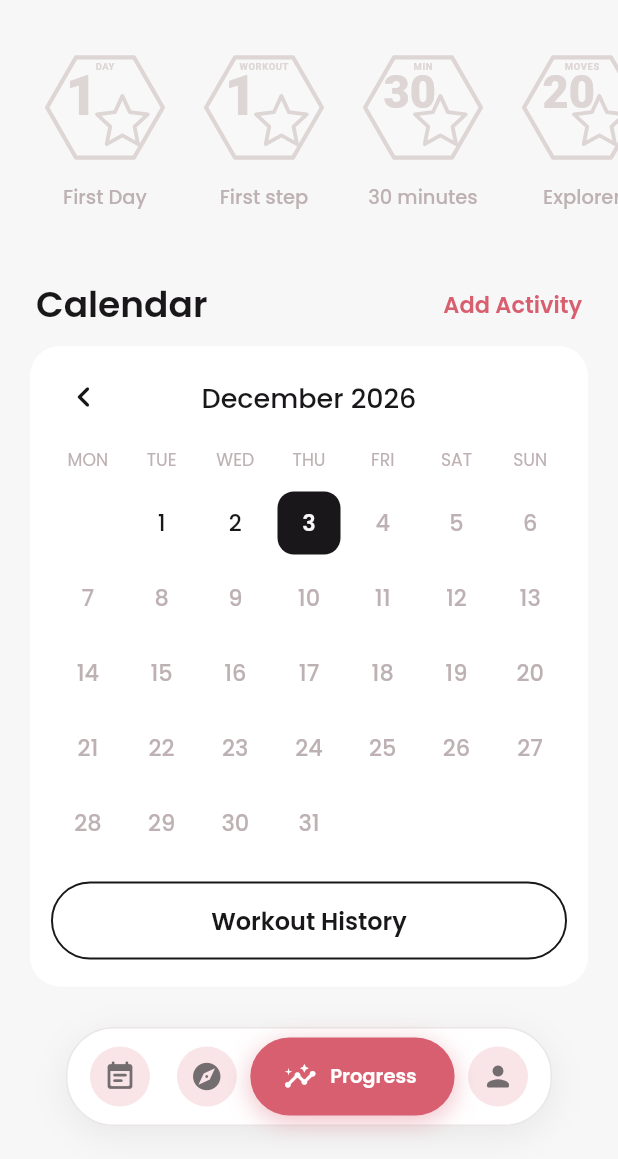
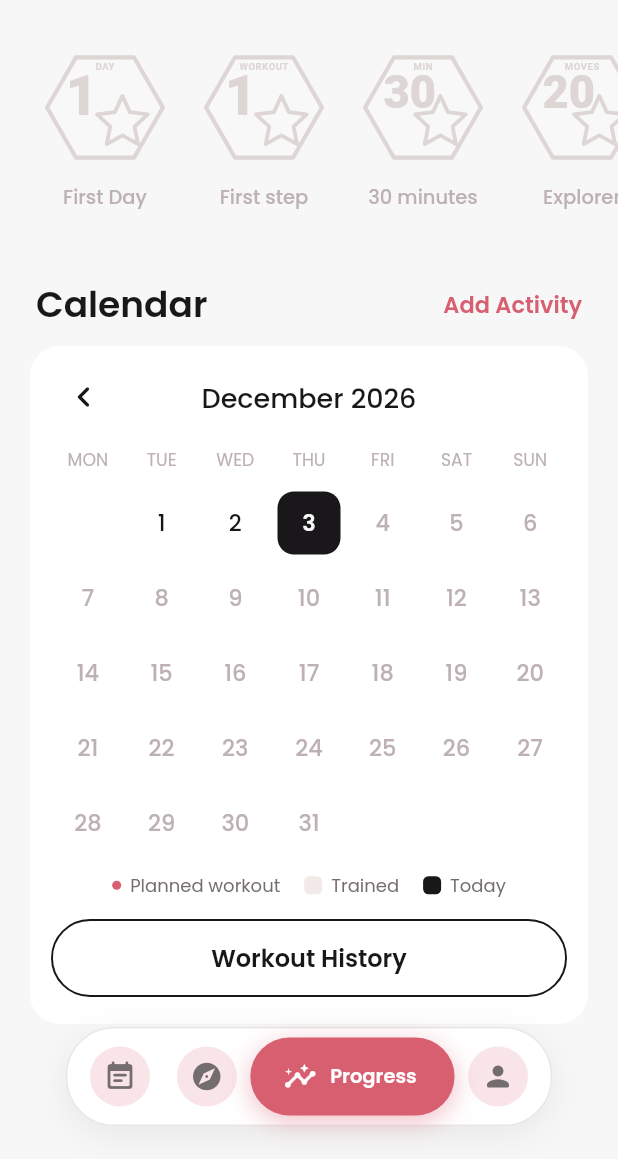
Before and after one commit to hanan-mazhar-01/calisthetics, a Flutter app: the AppShell screen opened by its route, item 3 of the bottom bar chosen, scrolled down 576 dp, on a phone screen of 412 x 824 dp, the part 77-1236 px from its top. Run offline on Flutter 3.47's test engine with Material 3 defaults, Android fonts, the phone set to English and light mode, and no system bars; our stand-ins replace audioplayers, cached_network_image, cloud_firestore, firebase_auth, firebase_core, flutter_cache_manager and 10 more; missing offline and left inert: purchases_flutter; accounts and stored records are empty; network calls fail.

Commit message:
Calendar legend: planned workout dot, trained, today

```diff
--- a/lib/features/calendar/presentation/widgets/calendar_section.dart
+++ b/lib/features/calendar/presentation/widgets/calendar_section.dart
@@ -177,6 +177,8 @@ class _CalendarSectionState extends State<CalendarSection> {
                     onDay: widget.onDay,
                   ),
                 ),
+                const SizedBox(height: 8),
+                const _Legend(),
                 const SizedBox(height: 14),
                 Semantics(
                   button: true,
@@ -359,3 +361,47 @@ class _MonthGrid extends StatelessWidget {
     );
   }
 }
+
+/// What the marks mean: a dot is a training day of the plan still to come,
+/// a grey square a day with logged activity, the dark square today.
+class _Legend extends StatelessWidget {
+  const _Legend();
+
+  @override
+  Widget build(BuildContext context) {
+    final c = context.appColors;
+    Widget item(Widget mark, String label) => Row(
+      mainAxisSize: MainAxisSize.min,
+      children: [
+        mark,
+        const SizedBox(width: 6),
+        Text(label, style: AppTypography.body(c.textSecondary, fontSize: 12)),
+      ],
+    );
+    Widget square(Color color) => Container(
+      width: 12,
+      height: 12,
+      decoration: BoxDecoration(
+        color: color,
+        borderRadius: BorderRadius.circular(3.5),
+      ),
+    );
+    return Wrap(
+      alignment: WrapAlignment.center,
+      spacing: 16,
+      runSpacing: 6,
+      children: [
+        item(
+          Container(
+            width: 6,
+            height: 6,
+            decoration: BoxDecoration(color: c.accent, shape: BoxShape.circle),
+          ),
+          'Planned workout',
+        ),
+        item(square(c.surfaceMuted), 'Trained'),
+        item(square(c.textPrimary), 'Today'),
+      ],
+    );
+  }
+}
```
